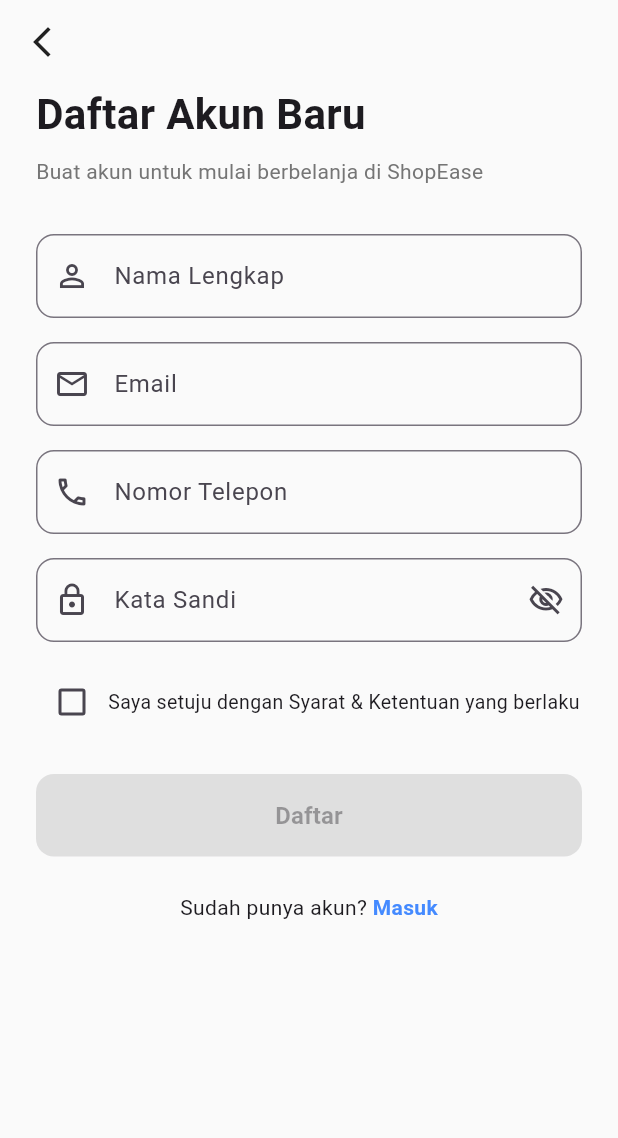
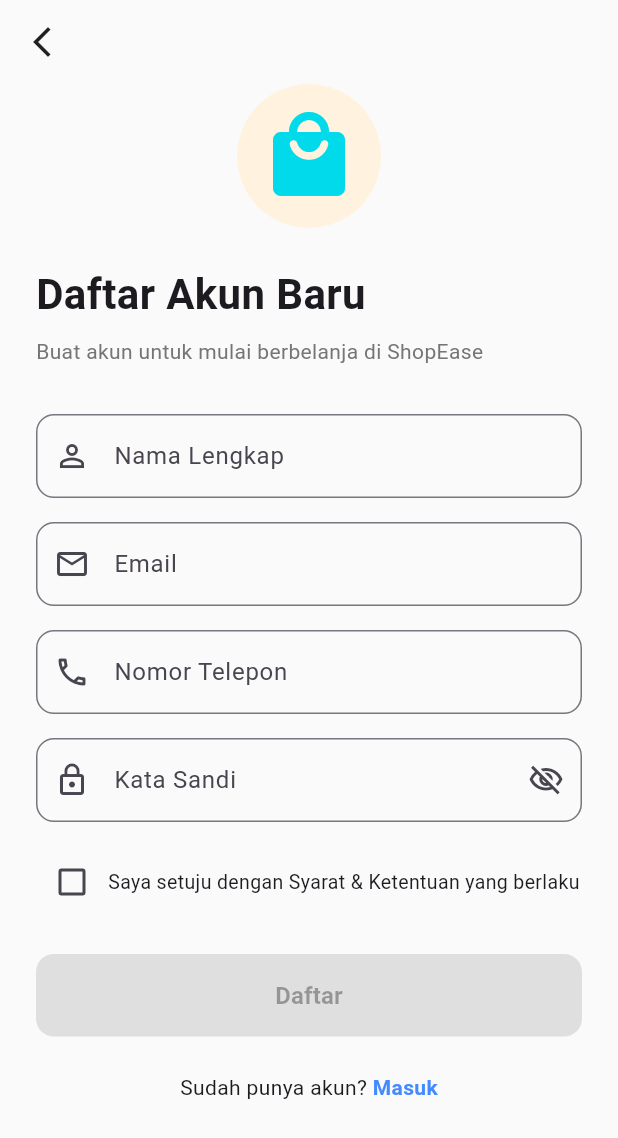
Before and after one commit to Nashr5/tugas_uas_ui, a Flutter app: the RegisterPage screen opened directly, on a phone screen of 412 x 824 dp. Shown: the top 1138 px of the screen. Run offline on Flutter 3.47's test engine with Material 3 defaults, Android fonts, the phone set to English and light mode, and no system bars.

Commit message:
Update register page icon

```diff
--- a/lib/register_page.dart
+++ b/lib/register_page.dart
@@ -32,11 +32,29 @@ class _RegisterPageState extends State<RegisterPage> {
           padding: const EdgeInsets.symmetric(horizontal: 24.0),
           child: Column(
             crossAxisAlignment: CrossAxisAlignment.stretch,
-            children: [
-              const Text(
-                'Daftar Akun Baru',
-                style: TextStyle(fontSize: 28, fontWeight: FontWeight.bold),
+
+        children: [
+          Center(
+            child: Container(
+              padding: const EdgeInsets.all(16),
+              decoration: BoxDecoration(
+                color: Colors.orange[50],
+                shape: BoxShape.circle,
               ),
+              child: const Icon(
+                Icons.local_mall_rounded,
+                size: 64,
+                color: Color.fromARGB(255, 0, 218, 234),
+              ),
+            ),
+          ),
+          const SizedBox(height: 24),
+
+          // JUDUL REGISTER
+          const Text(
+            'Daftar Akun Baru',
+            style: TextStyle(fontSize: 28, fontWeight: FontWeight.bold),
+          ),
               const SizedBox(height: 8),
               Text(
                 'Buat akun untuk mulai berbelanja di ShopEase',
```
